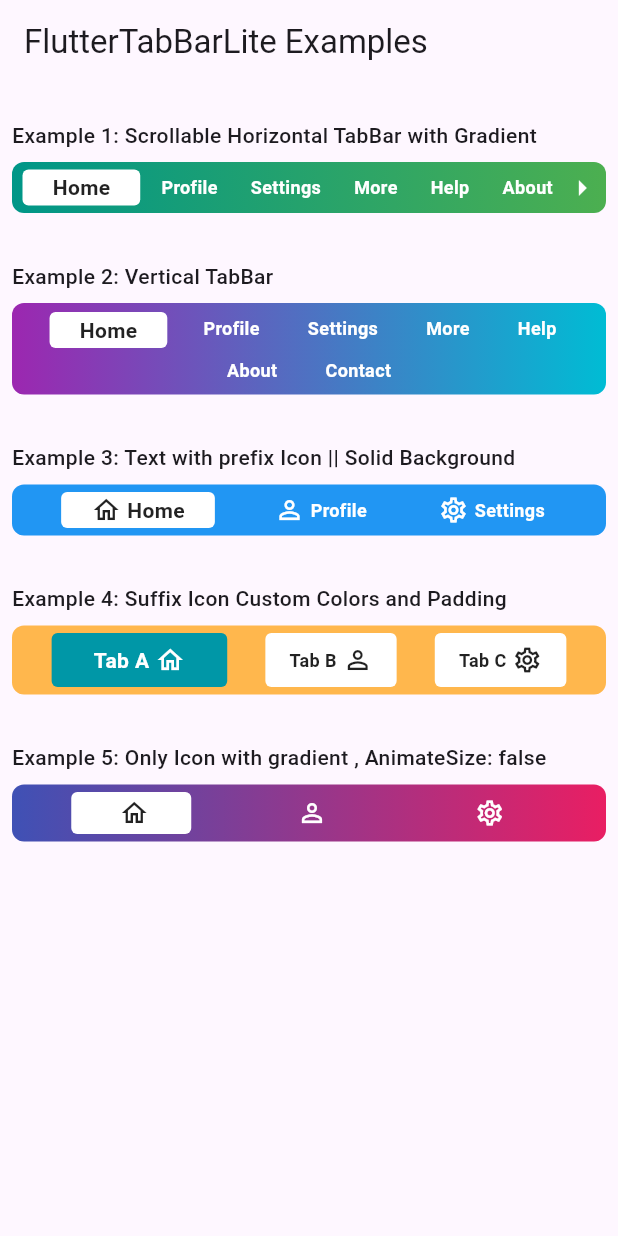
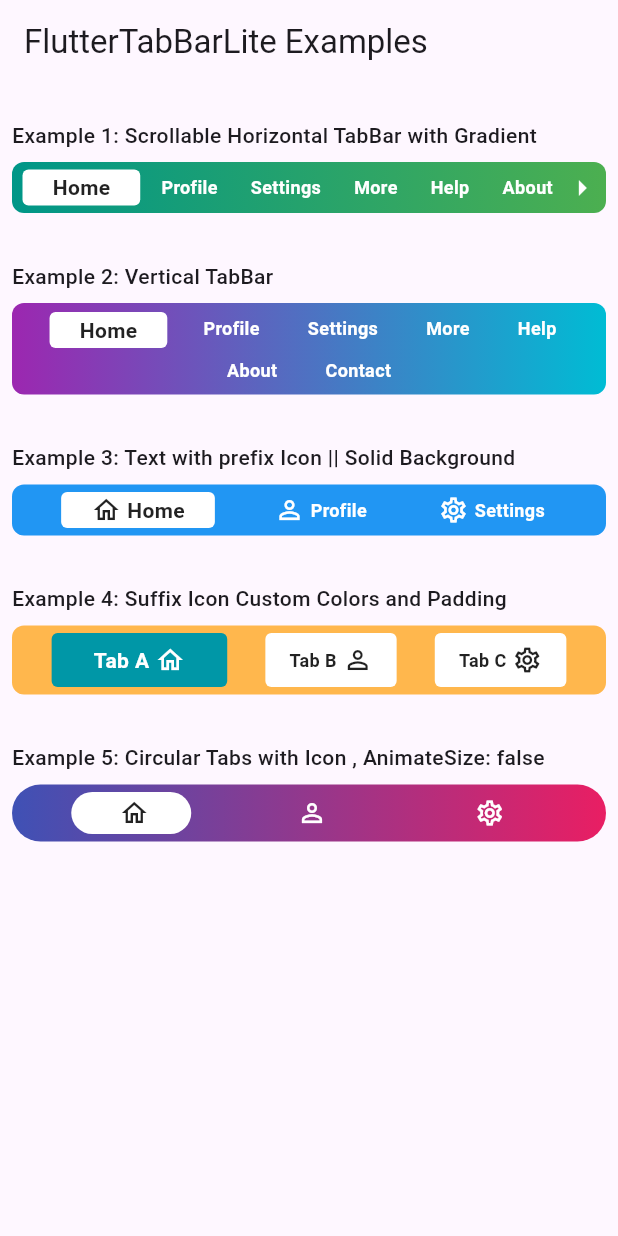
Before and after one commit to kh1amirhamza/flutter_tabbar_lite, a Flutter app: the screen it shows after launch, on a phone screen of 412 x 824 dp. Run offline on Flutter 3.47's test engine with Material 3 defaults, Android fonts, the phone set to English and light mode, and no system bars.

Commit message:
☔ added border radius

```diff
--- a/example/lib/main.dart
+++ b/example/lib/main.dart
@@ -140,7 +140,7 @@ class TabBarExamplesPage extends StatelessWidget {
           ),
           const SizedBox(height: 32),
           const Text(
-            'Example 5: Only Icon with gradient , AnimateSize: false',
+            'Example 5: Circular Tabs with Icon , AnimateSize: false',
             style: TextStyle(
               fontSize: 14,
               fontWeight: FontWeight.w500,
@@ -148,6 +148,8 @@ class TabBarExamplesPage extends StatelessWidget {
           ),
           const SizedBox(height: 8),
           FlutterTabBarLite.horizontal(
+            borderRadius: 32,
+            itemBorderRadius: 32,
             gradient: const LinearGradient(
               colors: [Colors.indigo, Colors.pink],
               begin: Alignment.centerLeft,
--- a/lib/flutter_tabbar_lite.dart
+++ b/lib/flutter_tabbar_lite.dart
@@ -20,6 +20,8 @@ class FlutterTabBarLite extends StatefulWidget {
   final EdgeInsets padding;
   final EdgeInsets itemPadding;
   final EdgeInsets itemMargin;
+  final double borderRadius;
+  final double itemBorderRadius;
   final double iconSize;
   final double? spaceBetweenIconAndText;
   final Axis axis;
@@ -75,6 +77,8 @@ class FlutterTabBarLite extends StatefulWidget {
     this.alignment,
     this.verticalDirection,
     required this.animateItemSize,
+    required this.borderRadius,
+    required this.itemBorderRadius,
   });
 
   //factory for horizontal tab
@@ -102,6 +106,8 @@ class FlutterTabBarLite extends StatefulWidget {
     double iconSize = 20.0,
     double? spaceBetweenIconAndText = 4.0,
     bool animateItemSize = true,
+    double borderRadius = 8,
+    double itemBorderRadius = 4,
   }) {
     return FlutterTabBarLite._internal(
       key: key,
@@ -126,6 +132,8 @@ class FlutterTabBarLite extends StatefulWidget {
       selectedFontSize: selectedFontSize,
       unselectedFontSize: unselectedFontSize,
       animateItemSize: animateItemSize,
+      borderRadius: borderRadius,
+      itemBorderRadius: itemBorderRadius,
     );
   }
 
@@ -155,6 +163,8 @@ class FlutterTabBarLite extends StatefulWidget {
     double selectedFontSize = 16,
     double unselectedFontSize = 14,
     bool animateItemSize = true,
+    double borderRadius = 8,
+    double itemBorderRadius = 4,
   }) {
     return FlutterTabBarLite._internal(
       key: key,
@@ -181,6 +191,8 @@ class FlutterTabBarLite extends StatefulWidget {
       selectedFontSize: selectedFontSize,
       unselectedFontSize: unselectedFontSize,
       animateItemSize: animateItemSize,
+      borderRadius: borderRadius,
+      itemBorderRadius: itemBorderRadius,
     );
   }
 
@@ -225,7 +237,7 @@ class _FlutterTabBarLiteState extends State<FlutterTabBarLite> {
           padding: widget.padding,
           decoration: BoxDecoration(
               color: widget.gradient == null ? widget.backgroundColor : null,
-              borderRadius: BorderRadius.circular(8),
+              borderRadius: BorderRadius.circular(widget.borderRadius),
               gradient: widget.gradient),
           child: (widget.axis == Axis.vertical)
               ? Wrap(
@@ -239,9 +251,10 @@ class _FlutterTabBarLiteState extends State<FlutterTabBarLite> {
                           isAllNull ? backUpTabs[index] : widget.titles?[index],
                       index: index,
                       selectedTabIndexValue: selectedTabIndexValue,
-                      selectedFontSize: 16,
-                      unselectedFontSize: 14,
+                      selectedFontSize: widget.selectedFontSize,
+                      unselectedFontSize: widget.unselectedFontSize,
                       animateItemSize: widget.animateItemSize,
+                      itemBorderRadius: widget.itemBorderRadius,
                     );
                   }),
                 )
@@ -275,9 +288,10 @@ class _FlutterTabBarLiteState extends State<FlutterTabBarLite> {
                                       : widget.titles?[index],
                                   index: index,
                                   selectedTabIndexValue: selectedTabIndexValue,
-                                  selectedFontSize: 16,
-                                  unselectedFontSize: 14,
+                                  selectedFontSize: widget.selectedFontSize,
+                                  unselectedFontSize: widget.unselectedFontSize,
                                   animateItemSize: widget.animateItemSize,
+                                  itemBorderRadius: widget.itemBorderRadius,
                                 );
                               }),
                             ),
@@ -306,6 +320,7 @@ class _FlutterTabBarLiteState extends State<FlutterTabBarLite> {
     required double? selectedFontSize,
     required double? unselectedFontSize,
     required bool animateItemSize,
+    required double itemBorderRadius,
   }) {
     return FlutterTabItem(
       fontSize: selectedTabIndexValue == index ? 14 : 12,
@@ -334,6 +349,7 @@ class _FlutterTabBarLiteState extends State<FlutterTabBarLite> {
       textColor: selectedTabIndexValue == index
           ? widget.selectedTextColor
           : widget.unselectedItemTextColor,
+      borderRadius: itemBorderRadius,
     );
   }
 
@@ -366,7 +382,6 @@ class FlutterTabItem extends StatelessWidget {
   final String? title;
   final IconData? prefixIcon;
   final IconData? suffixIcon;
-  //final bool isSelected;
   final Color textColor;
   final double fontSize;
   final Color backgroundColor;
@@ -374,6 +389,7 @@ class FlutterTabItem extends StatelessWidget {
   final EdgeInsets margin;
   final double iconSize;
   final double? spaceBetweenIconAndText;
+  final double borderRadius;
 
   const FlutterTabItem({
     super.key,
@@ -388,6 +404,7 @@ class FlutterTabItem extends StatelessWidget {
     required this.margin,
     required this.iconSize,
     required this.spaceBetweenIconAndText,
+    this.borderRadius = 4,
   });
 
   @override
@@ -399,7 +416,7 @@ class FlutterTabItem extends StatelessWidget {
         child: Container(
           margin: margin,
           decoration: BoxDecoration(
-            borderRadius: BorderRadius.circular(4),
+            borderRadius: BorderRadius.circular(borderRadius),
             color: backgroundColor,
           ),
           padding: padding,
--- a/pubspec.yaml
+++ b/pubspec.yaml
@@ -1,6 +1,6 @@
 name: flutter_tabbar_lite
 description: A custom tab bar widget with animation and dynamic features.
-version: 0.0.2
+version: 0.0.3
 homepage: https://github.com/kh1amirhamza/flutter_tabbar_lite
 
 environment:
```
Also changed, not shown: example/pubspec.lock.
